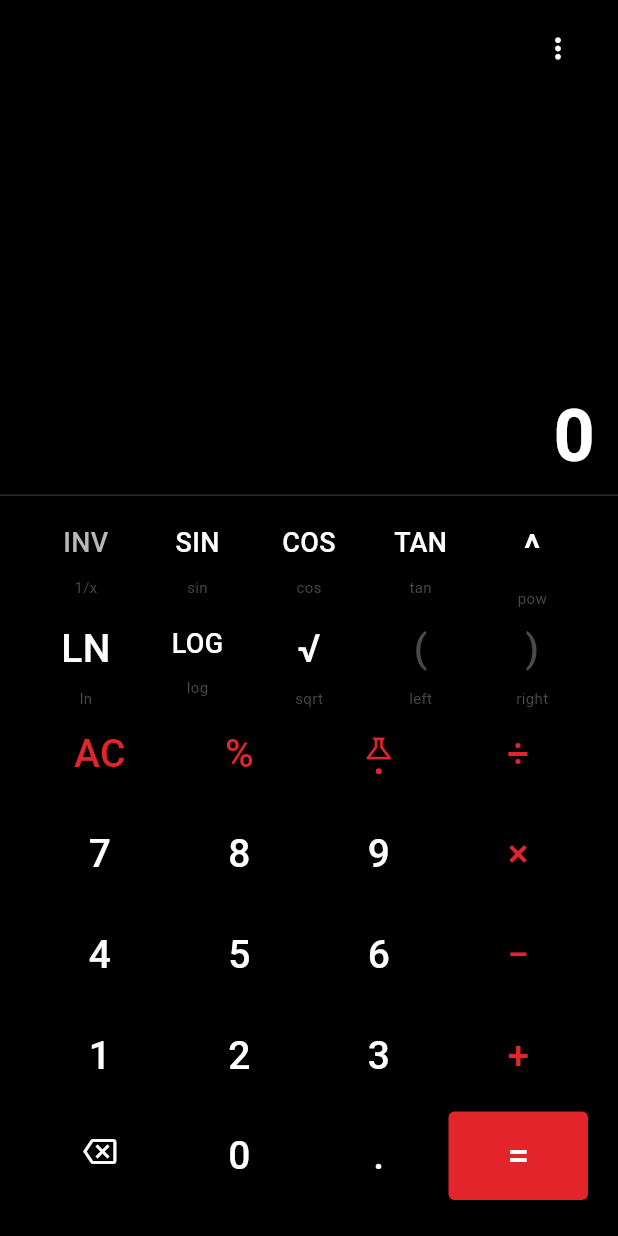
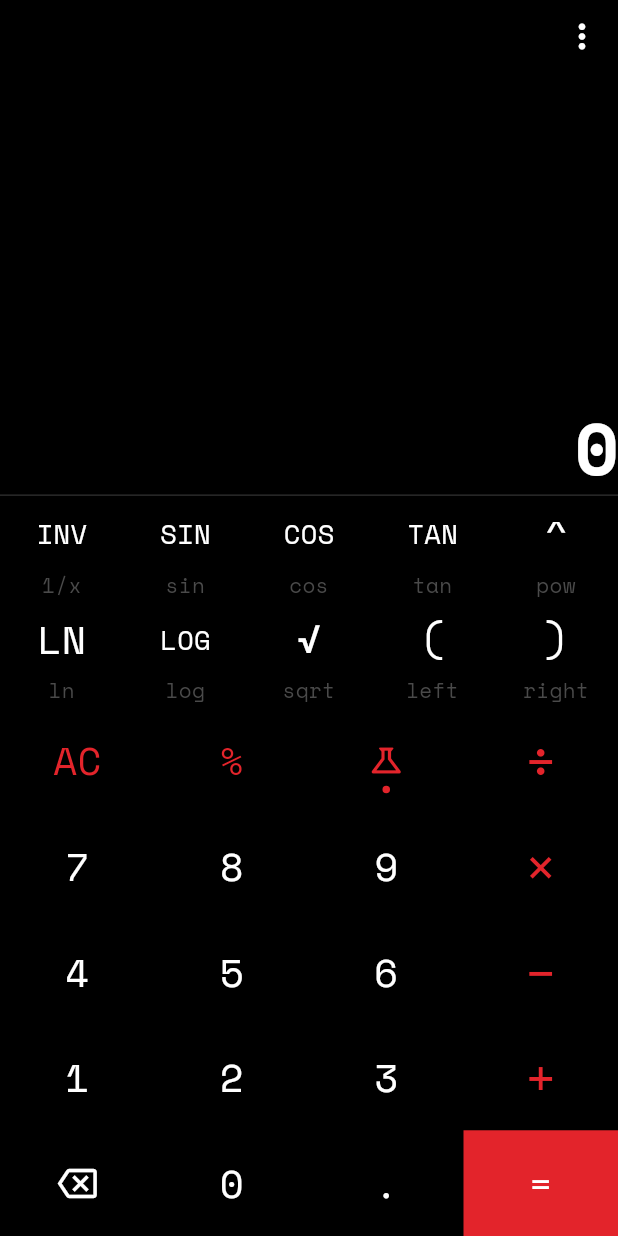
Before and after one commit to Himi-Deb/Nothing-Calculator, a Flutter app: the screen it shows after launch, after a tap on the "science" icon, on a phone screen of 412 x 824 dp. Run offline on Flutter 3.47's test engine with Material 3 defaults, Android fonts, the phone set to English and light mode, and no system bars; our stand-ins replace google_fonts, math_expressions.

Commit message:
UI and Logic Fixes: handle multiple operations, scale operators, and normalize scientific mode headers/captions

```diff
--- a/lib/core/theme/app_layout.dart
+++ b/lib/core/theme/app_layout.dart
@@ -1,8 +1,8 @@
-/// Layout constants tuned to the shared Calci-App references.
+/// Layout constants tuned to the shared Calci-App references (edge-to-edge keypad).
 abstract final class AppLayout {
   static const double displayFraction = 0.40;
-  static const double keypadHorizontalPadding = 20;
-  static const double keypadBottomPadding = 24;
-  static const double keyGap = 8;
-  static const double headerIconSize = 22;
+  /// Flush to screen edges; no outer gutter around the keypad.
+  static const double keypadEdgeInset = 0;
+  static const double keyGap = 0;
+  static const double headerIconSize = 26;
 }
--- /dev/null
+++ b/lib/core/theme/app_typography.dart
@@ -0,0 +1,76 @@
+import 'package:flutter/material.dart';
+import 'package:google_fonts/google_fonts.dart';
+
+import 'app_colors.dart';
+
+/// Space Mono–based styles (Calci-App reference).
+abstract final class AppTypography {
+  /// Target line height for digit keys and matching Material icons.
+  static const double keyCapSize = 26;
+
+  static TextStyle spaceMono({
+    required Color color,
+    double fontSize = keyCapSize,
+    FontWeight fontWeight = FontWeight.w500,
+    double height = 1.0,
+    double? letterSpacing,
+  }) =>
+      GoogleFonts.spaceMono(
+        color: color,
+        fontSize: fontSize,
+        fontWeight: fontWeight,
+        height: height,
+        letterSpacing: letterSpacing,
+      );
+
+  /// Keys with more than two graphemes (SIN, LOG, INV, …) use a slightly smaller cap to match grid.
+  static TextStyle keyLabel(String text, Color color) {
+    if (_isBasicOperator(text)) return operatorLabel(color);
+    final compact = text.runes.length > 2;
+    return spaceMono(
+      color: color,
+      fontSize: compact ? 18 : keyCapSize,
+      fontWeight: FontWeight.w500,
+      height: 1.0,
+    );
+  }
+
+  static TextStyle operatorLabel(Color color) => spaceMono(
+        color: color,
+        fontSize: keyCapSize * 1.4,
+        fontWeight: FontWeight.w500,
+        height: 1.0,
+      );
+
+  static bool _isBasicOperator(String s) {
+    return s == '÷' || s == '×' || s == '−' || s == '+';
+  }
+
+  static TextStyle displaySecondary(Color color, {double fontSize = 20}) =>
+      spaceMono(color: color, fontSize: fontSize, fontWeight: FontWeight.w400, height: 1.2);
+
+  static TextStyle displayHistoryExpression(Color color, {double fontSize = 17}) =>
+      spaceMono(color: color, fontSize: fontSize, fontWeight: FontWeight.w400, height: 1.25);
+
+  static TextStyle displayHistoryResult(Color color, {double fontSize = 22}) =>
+      spaceMono(color: color, fontSize: fontSize, fontWeight: FontWeight.w600, height: 1.1);
+
+  static TextStyle primaryResult({double fontSize = 48}) => spaceMono(
+        color: AppColors.activeText,
+        fontSize: fontSize,
+        fontWeight: FontWeight.w600,
+        height: 1.05,
+        letterSpacing: -0.5,
+      );
+
+  static TextStyle scientificCaption(Color color) =>
+      spaceMono(color: color, fontSize: 14, fontWeight: FontWeight.w400, height: 1);
+
+  static TextStyle dotMatrixSymbol(Color color, {double fontSize = 22}) => spaceMono(
+        color: color,
+        fontSize: fontSize,
+        fontWeight: FontWeight.w700,
+        height: 1,
+        letterSpacing: 4,
+      );
+}
--- a/lib/features/calculator/controller/calculator_controller.dart
+++ b/lib/features/calculator/controller/calculator_controller.dart
@@ -103,30 +103,23 @@ class CalculatorController extends ChangeNotifier {
   void inputOperator(String uiOp) {
     _commitFrozenToHistoryIfNeeded();
     if (_afterEquals) {
+      _afterEquals = false;
       _clearFrozen();
-      _afterEquals = false;
     }
 
     final ascii = _toAsciiOperator(uiOp);
     final n = _sanitizeNumber(_current);
 
-    if (_chunks.isEmpty) {
+    // If we just finished an operator and haven't started a new operand yet ('0'),
+    // we allow replacing the operator.
+    if (_chunks.isNotEmpty && _isAsciiOperator(_chunks.last) && _current == '0') {
+      _chunks[_chunks.length - 1] = ascii;
+    } else {
+      // Otherwise, commit the current operand and then the operator.
       _chunks.add(n);
       _chunks.add(ascii);
       _current = '0';
-      notifyListeners();
-      return;
     }
-
-    if (_isAsciiOperator(_chunks.last)) {
-      _chunks[_chunks.length - 1] = ascii;
-      notifyListeners();
-      return;
-    }
-
-    _chunks.add(n);
-    _chunks.add(ascii);
-    _current = '0';
     notifyListeners();
   }
 
--- a/lib/features/calculator/widgets/calculator_display.dart
+++ b/lib/features/calculator/widgets/calculator_display.dart
@@ -2,6 +2,7 @@ import 'package:flutter/material.dart';
 
 import '../../../core/theme/app_colors.dart';
 import '../../../core/theme/app_layout.dart';
+import '../../../core/theme/app_typography.dart';
 import '../controller/calculator_controller.dart';
 import 'dot_matrix_operation.dart';
 import 'primary_result_text.dart';
@@ -20,9 +21,7 @@ class CalculatorDisplay extends StatelessWidget {
       listenable: controller,
       builder: (context, _) {
         final history = controller.history;
-        return Padding(
-          padding: const EdgeInsets.fromLTRB(20, 8, 16, 8),
-          child: Column(
+        return Column(
             crossAxisAlignment: CrossAxisAlignment.stretch,
             children: [
               Row(
@@ -32,7 +31,7 @@ class CalculatorDisplay extends StatelessWidget {
                     icon: const Icon(Icons.more_vert, color: AppColors.activeText),
                     iconSize: AppLayout.headerIconSize,
                     padding: EdgeInsets.zero,
-                    constraints: const BoxConstraints(minWidth: 40, minHeight: 40),
+                    constraints: const BoxConstraints.tightFor(width: 48, height: 48),
                     onPressed: () {},
                   ),
                 ],
@@ -51,23 +50,13 @@ class CalculatorDisplay extends StatelessWidget {
                         children: [
                           Text(
                             e.expression,
-                            style: TextStyle(
-                              color: tone,
-                              fontSize: 17,
-                              fontWeight: FontWeight.w400,
-                              height: 1.25,
-                            ),
+                            style: AppTypography.displayHistoryExpression(tone),
                             textAlign: TextAlign.right,
                           ),
                           const SizedBox(height: 4),
                           Text(
                             e.result,
-                            style: TextStyle(
-                              color: tone,
-                              fontSize: 22,
-                              fontWeight: FontWeight.w600,
-                              height: 1.1,
-                            ),
+                            style: AppTypography.displayHistoryResult(tone),
                             textAlign: TextAlign.right,
                           ),
                         ],
@@ -81,12 +70,7 @@ class CalculatorDisplay extends StatelessWidget {
                   padding: const EdgeInsets.only(bottom: 8),
                   child: Text(
                     controller.secondaryLine,
-                    style: const TextStyle(
-                      color: AppColors.historyGreyNewest,
-                      fontSize: 20,
-                      fontWeight: FontWeight.w400,
-                      height: 1.2,
-                    ),
+                    style: AppTypography.displaySecondary(AppColors.historyGreyNewest),
                     textAlign: TextAlign.right,
                   ),
                 ),
@@ -100,8 +84,7 @@ class CalculatorDisplay extends StatelessWidget {
                 child: DotMatrixOperation(symbol: controller.dotMatrixOperationSymbol),
               ),
             ],
-          ),
-        );
+          );
       },
     );
   }
--- a/lib/features/calculator/widgets/calculator_keypad.dart
+++ b/lib/features/calculator/widgets/calculator_keypad.dart
@@ -2,6 +2,7 @@ import 'package:flutter/material.dart';
 
 import '../../../core/theme/app_colors.dart';
 import '../../../core/theme/app_layout.dart';
+import '../../../core/theme/app_typography.dart';
 import '../controller/calculator_controller.dart';
 import 'nothing_button.dart';
 
@@ -24,17 +25,13 @@ class CalculatorKeypad extends StatelessWidget {
           ..._basicRows(),
         ];
         return Padding(
-          padding: const EdgeInsets.fromLTRB(
-            AppLayout.keypadHorizontalPadding,
-            8,
-            AppLayout.keypadHorizontalPadding,
-            AppLayout.keypadBottomPadding,
-          ),
+          padding: const EdgeInsets.all(AppLayout.keypadEdgeInset),
           child: Column(
             children: [
               for (var i = 0; i < rows.length; i++) ...[
                 Expanded(child: rows[i]),
-                if (i != rows.length - 1) SizedBox(height: AppLayout.keyGap),
+                if (i != rows.length - 1 && AppLayout.keyGap > 0)
+                  SizedBox(height: AppLayout.keyGap),
               ],
             ],
           ),
@@ -51,7 +48,7 @@ class CalculatorKeypad extends StatelessWidget {
           _sciLabel(
             child: NothingButton(
               label: 'INV',
-              foregroundColor: AppColors.historyGreyNewest,
+              foregroundColor: AppColors.activeText,
               onPressed: controller.applyInverse,
             ),
             caption: '1/x',
@@ -120,7 +117,7 @@ class CalculatorKeypad extends StatelessWidget {
           _sciLabel(
             child: NothingButton(
               label: '(',
-              foregroundColor: AppColors.historyGreyOldest,
+              foregroundColor: AppColors.activeText,
               onPressed: null,
             ),
             caption: 'left',
@@ -128,7 +125,7 @@ class CalculatorKeypad extends StatelessWidget {
           _sciLabel(
             child: NothingButton(
               label: ')',
-              foregroundColor: AppColors.historyGreyOldest,
+              foregroundColor: AppColors.activeText,
               onPressed: null,
             ),
             caption: 'right',
@@ -142,14 +139,14 @@ class CalculatorKeypad extends StatelessWidget {
     return Column(
       mainAxisAlignment: MainAxisAlignment.center,
       children: [
-        child,
+        Expanded(child: Center(child: child)),
         const SizedBox(height: 2),
-        Text(
-          caption,
-          style: const TextStyle(
-            color: AppColors.historyGreyOldest,
-            fontSize: 10,
-            height: 1,
+        SizedBox(
+          height: 18,
+          child: Text(
+            caption,
+            style: AppTypography.scientificCaption(AppColors.historyGreyOldest),
+            textAlign: TextAlign.center,
           ),
         ),
       ],
--- a/lib/features/calculator/widgets/dot_matrix_operation.dart
+++ b/lib/features/calculator/widgets/dot_matrix_operation.dart
@@ -1,6 +1,7 @@
 import 'package:flutter/material.dart';
 
 import '../../../core/theme/app_colors.dart';
+import '../../../core/theme/app_typography.dart';
 
 /// Compact “dot matrix” style hint for the active binary operation after `=`.
 class DotMatrixOperation extends StatelessWidget {
@@ -18,19 +19,11 @@ class DotMatrixOperation extends StatelessWidget {
     }
     return CustomPaint(
       painter: _DotMatrixGridPainter(),
-      foregroundPainter: null,
       child: Padding(
-        padding: const EdgeInsets.symmetric(horizontal: 12, vertical: 8),
+        padding: EdgeInsets.zero,
         child: Text(
           symbol!,
-          style: const TextStyle(
-            fontFamily: 'Courier',
-            fontWeight: FontWeight.w900,
-            letterSpacing: 4,
-            fontSize: 22,
-            color: AppColors.accentRed,
-            height: 1,
-          ),
+          style: AppTypography.dotMatrixSymbol(AppColors.accentRed),
         ),
       ),
     );
--- a/lib/features/calculator/widgets/nothing_button.dart
+++ b/lib/features/calculator/widgets/nothing_button.dart
@@ -2,6 +2,7 @@ import 'package:flutter/material.dart';
 import 'package:flutter/services.dart';
 
 import '../../../core/theme/app_colors.dart';
+import '../../../core/theme/app_typography.dart';
 
 typedef NothingTap = void Function();
 
@@ -32,25 +33,16 @@ class NothingButton extends StatelessWidget {
             icon: icon!,
             color: fg,
             showDot: showFlaskDot,
+            iconSize: AppTypography.keyCapSize,
           )
         : Text(
             label!,
-            style: TextStyle(
-              color: fg,
-              fontSize: _fontSizeForLabel(label!),
-              fontWeight: FontWeight.w500,
-              height: 1.0,
-            ),
+            style: AppTypography.keyLabel(label!, fg),
           );
-
-    final pad = icon != null
-        ? const EdgeInsets.symmetric(vertical: 6, horizontal: 4)
-        : const EdgeInsets.symmetric(vertical: 14, horizontal: 4);
 
     return Material(
       color: backgroundColor ?? Colors.transparent,
-      clipBehavior: Clip.antiAlias,
-      borderRadius: BorderRadius.circular(4),
+      clipBehavior: Clip.hardEdge,
       child: InkWell(
         onTap: onPressed == null
             ? null
@@ -61,18 +53,10 @@ class NothingButton extends StatelessWidget {
         splashColor: AppColors.accentRed.withValues(alpha: 0.12),
         highlightColor: Colors.white10,
         child: Center(
-          child: Padding(
-            padding: pad,
           child: child,
         ),
       ),
-      ),
     );
-  }
-
-  static double _fontSizeForLabel(String s) {
-    if (s.length >= 3) return 18;
-    return 26;
   }
 }
 
@@ -81,22 +65,27 @@ class _FlaskOrIcon extends StatelessWidget {
     required this.icon,
     required this.color,
     required this.showDot,
+    required this.iconSize,
   });
 
   final IconData icon;
   final Color color;
   final bool showDot;
+  final double iconSize;
 
   @override
   Widget build(BuildContext context) {
     return FittedBox(
       fit: BoxFit.scaleDown,
       alignment: Alignment.center,
-      child: Column(
-        mainAxisSize: MainAxisSize.min,
+      child: Stack(
+        alignment: Alignment.center,
+        clipBehavior: Clip.none,
         children: [
-          Icon(icon, color: color, size: 22),
-          AnimatedSlide(
+          Icon(icon, color: color, size: iconSize),
+          Positioned(
+            bottom: -9,
+            child: AnimatedSlide(
               duration: const Duration(milliseconds: 220),
               curve: Curves.easeOutCubic,
               offset: showDot ? Offset.zero : const Offset(0, 0.35),
@@ -104,12 +93,12 @@ class _FlaskOrIcon extends StatelessWidget {
                 duration: const Duration(milliseconds: 180),
                 opacity: showDot ? 1 : 0,
                 child: Container(
-                margin: const EdgeInsets.only(top: 2),
-                width: 4,
-                height: 4,
+                  width: 5,
+                  height: 5,
                   decoration: BoxDecoration(
                     color: color,
                     shape: BoxShape.circle,
+                  ),
                 ),
               ),
             ),
--- a/lib/features/calculator/widgets/primary_result_text.dart
+++ b/lib/features/calculator/widgets/primary_result_text.dart
@@ -1,28 +1,22 @@
 import 'package:flutter/material.dart';
 
 import '../../../core/theme/app_colors.dart';
+import '../../../core/theme/app_typography.dart';
 
 /// Large result / operand with accent decimal dot (Calci-App reference).
 class PrimaryResultText extends StatelessWidget {
   const PrimaryResultText({
     super.key,
     required this.text,
-    this.style,
+    this.fontSize = 48,
   });
 
   final String text;
-  final TextStyle? style;
+  final double fontSize;
 
   @override
   Widget build(BuildContext context) {
-    final base = style ??
-        const TextStyle(
-          color: AppColors.activeText,
-          fontSize: 48,
-          fontWeight: FontWeight.w600,
-          letterSpacing: -0.5,
-          height: 1.05,
-        );
+    final base = AppTypography.primaryResult(fontSize: fontSize);
 
     final parts = text.split('.');
     if (parts.length == 1) {
@@ -33,12 +27,11 @@ class PrimaryResultText extends StatelessWidget {
       TextSpan(
         children: [
           TextSpan(text: parts[0], style: base),
-          const TextSpan(text: ' '),
           TextSpan(
             text: '●',
             style: base.copyWith(
               color: AppColors.decimalDot,
-              fontSize: (base.fontSize ?? 48) * 0.38,
+              fontSize: fontSize * 0.23,
             ),
           ),
           TextSpan(
--- a/lib/glyph/glyph_feedback.dart
+++ b/lib/glyph/glyph_feedback.dart
@@ -1,5 +1,3 @@
-import 'package:flutter/foundation.dart';
-
 /// Abstraction over Nothing Glyph hardware. Use [GlyphFeedback.noop] in tests/emulators.
 abstract class GlyphFeedback {
   const GlyphFeedback();
--- a/lib/main.dart
+++ b/lib/main.dart
@@ -1,5 +1,6 @@
 import 'package:flutter/material.dart';
 import 'package:flutter/services.dart';
+import 'package:google_fonts/google_fonts.dart';
 
 import 'features/calculator/calculator_screen.dart';
 import 'features/calculator/controller/calculator_controller.dart';
@@ -38,6 +39,10 @@ class _NothingCalculatorAppState extends State<NothingCalculatorApp> {
         brightness: Brightness.dark,
         scaffoldBackgroundColor: const Color(0xFF000000),
         useMaterial3: true,
+        textTheme: GoogleFonts.spaceMonoTextTheme(
+          ThemeData(brightness: Brightness.dark).textTheme,
+        ),
+        iconTheme: const IconThemeData(size: 26, color: Color(0xFFFFFFFF)),
       ),
       home: CalculatorScreen(controller: _controller),
     );
--- a/pubspec.yaml
+++ b/pubspec.yaml
@@ -10,6 +10,7 @@ dependencies:
   flutter:
     sdk: flutter
   cupertino_icons: ^1.0.8
+  google_fonts: ^6.2.1
   intl: ^0.19.0
   math_expressions: ^2.6.0
   nothing_glyph_interface: ^0.0.10
```
Also changed, not shown: pubspec.lock, 2 other files. Lines whose indentation alone changed are shown as unchanged.
